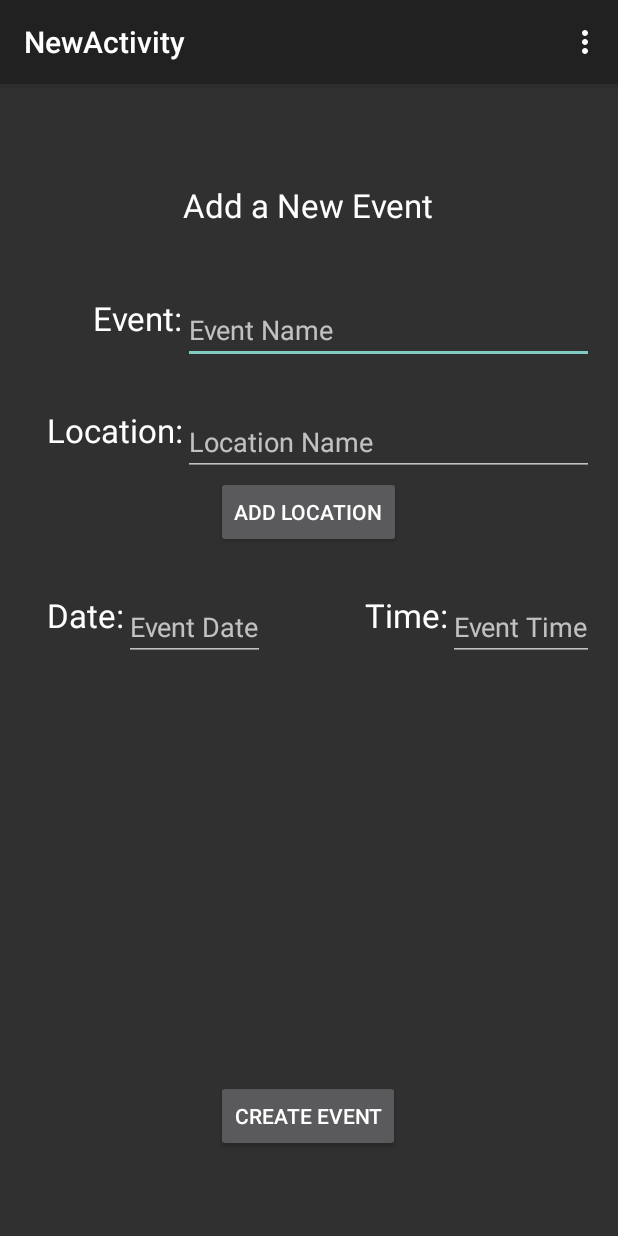
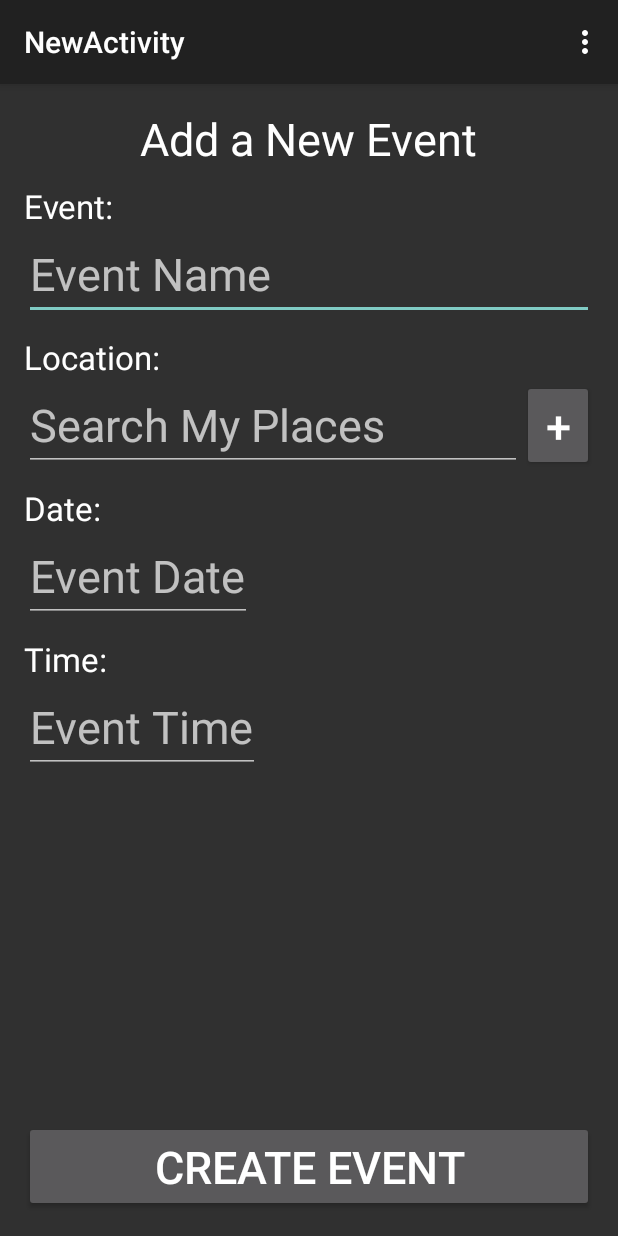
Before and after one commit to DavidPagels/HCIPrototype, an Android app: the NewActivity screen opened directly, with no data from a screen before it, on a phone screen of 412 x 824 dp. Run offline under Robolectric (Android 15) with nearby library versions, the phone set to English and light mode, and no system bars.

Commit message:
reformatted new activity page.

```diff
--- a/app/src/main/res/layout/activity_main.xml
+++ b/app/src/main/res/layout/activity_main.xml
@@ -7,7 +7,7 @@
 
 
     <Button
-        style="@style/ButtonLargeText"
+        style="@style/LargeTextFullWidth"
         android:drawableLeft="@drawable/add_location50"
         android:text="  Add Location"
         android:id="@+id/newLoc"
@@ -16,7 +16,7 @@
         android:layout_alignParentStart="true" />
 
     <Button
-        style="@style/ButtonLargeText"
+        style="@style/LargeTextFullWidth"
         android:drawableLeft="@drawable/calendar50"
         android:text="  Add Event"
         android:id="@+id/newEvent"
--- a/app/src/main/res/layout/activity_new.xml
+++ b/app/src/main/res/layout/activity_new.xml
@@ -7,14 +7,14 @@
     tools:context="com.example.david.hciprototype.NewActivity">
 
     <TextView
+        style="@style/LargeTextFullWidth"
         android:layout_width="wrap_content"
         android:layout_height="wrap_content"
         android:textAppearance="?android:attr/textAppearanceLarge"
         android:text="@string/new_event_title"
         android:id="@+id/textView3"
         android:layout_alignParentTop="true"
-        android:layout_centerHorizontal="true"
-        android:layout_marginTop="50dp" />
+        android:layout_centerHorizontal="true" />
 
     <TextView
         android:id="@+id/eventLabel"
@@ -22,23 +22,21 @@
         android:layout_height="wrap_content"
         android:text="@string/event_label"
         android:textAppearance="?android:attr/textAppearanceLarge"
-        android:layout_marginTop="46dp"
         android:layout_below="@+id/textView3"
-        android:layout_alignRight="@+id/locLabel"
-        android:layout_alignEnd="@+id/locLabel" />
+        android:layout_alignParentLeft="true"
+        android:layout_alignParentStart="true"
+        android:layout_marginTop="10dp" />
 
     <EditText
-        android:layout_width="wrap_content"
+        style="@style/LargeTextFullWidth"
+        android:id="@+id/eventTitle"
+        android:layout_width="match_parent"
         android:layout_height="wrap_content"
-        android:id="@+id/eventTitle"
         android:text=""
         android:hint="@string/event_title"
         android:singleLine="true"
-        android:layout_alignTop="@+id/eventLabel"
-        android:layout_alignLeft="@+id/textView3"
-        android:layout_alignStart="@+id/textView3"
-        android:layout_alignParentRight="true"
-        android:layout_alignParentEnd="true" />
+        android:layout_below="@+id/eventLabel"
+    />
 
     <TextView
         android:id="@+id/locLabel"
@@ -47,31 +45,37 @@
         android:singleLine="true"
         android:text="@string/loc_label"
         android:textAppearance="?android:attr/textAppearanceLarge"
-        android:layout_below="@+id/eventLabel"
-        android:layout_marginTop="45dp"
-        android:layout_toLeftOf="@id/eventTitle"
-        android:layout_toStartOf="@id/eventTitle"/>
+        android:layout_below="@+id/eventTitle"
+        android:layout_alignParentLeft="true"
+        android:layout_alignParentStart="true"
+        android:layout_marginTop="10dp" />
 
     <AutoCompleteTextView
+        android:id="@+id/locMenu"
         android:layout_width="wrap_content"
         android:layout_height="wrap_content"
-        android:id="@+id/locMenu"
-        android:hint="Location Name"
+        android:hint="Search My Places"
         android:singleLine="true"
-        android:layout_alignTop="@+id/locLabel"
-        android:layout_alignLeft="@+id/eventTitle"
-        android:layout_alignStart="@+id/eventTitle"
-        android:layout_alignRight="@+id/eventTitle"
-        android:layout_alignEnd="@+id/eventTitle" />
+        android:layout_below="@+id/locLabel"
+        android:layout_alignParentLeft="true"
+        android:layout_alignParentStart="true"
+        android:layout_weight="0.5"
+        android:textSize="30dp"
+        android:maxWidth="10dp"
+        android:layout_toLeftOf="@+id/addLocation"
+        android:layout_toStartOf="@+id/addLocation" />
 
     <Button
         style="?android:attr/buttonStyleSmall"
+        android:id="@+id/addLocation"
         android:layout_width="wrap_content"
         android:layout_height="wrap_content"
-        android:text="Add Location"
-        android:id="@+id/addLocation"
-        android:layout_below="@+id/locMenu"
-        android:layout_centerHorizontal="true" />
+        android:layout_alignBottom="@+id/locMenu"
+        android:layout_alignParentRight="true"
+        android:layout_alignParentEnd="true"
+        android:layout_weight="1"
+        android:text="+"
+        android:textSize="30dp" />
 
 
     <TextView
@@ -80,21 +84,23 @@
         android:layout_height="wrap_content"
         android:text="@string/date_label"
         android:textAppearance="?android:attr/textAppearanceLarge"
-        android:layout_marginTop="30dp"
-        android:layout_below="@+id/addLocation"
-        android:layout_alignLeft="@+id/locLabel"
-        android:layout_alignStart="@+id/locLabel" />
+        android:layout_below="@+id/locMenu"
+        android:layout_alignParentLeft="true"
+        android:layout_alignParentStart="true"
+        android:layout_marginTop="10dp"
+/>
 
     <EditText
+        style="@style/LargeTextFullWidth"
+        android:id="@+id/theDate"
+        android:text=""
+        android:singleLine="true"
+        android:hint="@string/theDate"
         android:layout_width="wrap_content"
         android:layout_height="wrap_content"
-        android:id="@+id/theDate"
-        android:text=""
-        android:hint="@string/theDate"
-        android:singleLine="true"
-        android:layout_alignTop="@+id/dateLabel"
-        android:layout_toRightOf="@+id/dateLabel"
-        android:layout_toEndOf="@+id/dateLabel" />
+        android:layout_below="@+id/dateLabel"
+        android:layout_alignParentLeft="true"
+        android:layout_alignParentStart="true" />
 
     <TextView
         android:id="@+id/timeLabel"
@@ -102,30 +108,29 @@
         android:layout_height="wrap_content"
         android:text="@string/time_label"
         android:textAppearance="?android:attr/textAppearanceLarge"
-        android:layout_alignTop="@+id/theTime"
-        android:layout_toLeftOf="@+id/theTime"
-        android:layout_toStartOf="@+id/theTime" />
+        android:layout_below="@+id/theDate"
+        android:layout_alignParentLeft="true"
+        android:layout_alignParentStart="true"
+        android:layout_marginTop="10dp"/>
 
     <EditText
+        style="@style/LargeTextFullWidth"
         android:layout_width="wrap_content"
         android:layout_height="wrap_content"
         android:id="@+id/theTime"
         android:text=""
         android:hint="@string/theTime"
         android:singleLine="true"
-        android:layout_alignTop="@+id/theDate"
-        android:layout_alignRight="@+id/locMenu"
-        android:layout_alignEnd="@+id/locMenu" />
+        android:layout_below="@+id/timeLabel"
+        android:layout_alignParentLeft="true"
+        android:layout_alignParentStart="true" />
 
     <Button
-        android:layout_width="wrap_content"
-        android:layout_height="wrap_content"
+        style="@style/LargeTextFullWidth"
+        android:id="@+id/createEvent"
         android:text="Create Event"
-        android:id="@+id/createEvent"
         android:layout_alignParentBottom="true"
-        android:layout_alignLeft="@+id/addLocation"
-        android:layout_alignStart="@+id/addLocation"
-        android:layout_marginBottom="40dp" />
+        android:layout_centerHorizontal="true" />
 
 
 
--- a/app/src/main/res/values/styles.xml
+++ b/app/src/main/res/values/styles.xml
@@ -17,7 +17,7 @@
         <item name="android:textSize">40dp</item>
     </style>
 
-    <style name="ButtonLargeText" parent="NormalWrap">
+    <style name="LargeTextFullWidth" parent="NormalWrap">
         <item name="android:textSize">30dp</item>
         <item name="android:layout_width">fill_parent</item>
         <item name="android:layout_weight">1</item>
```
